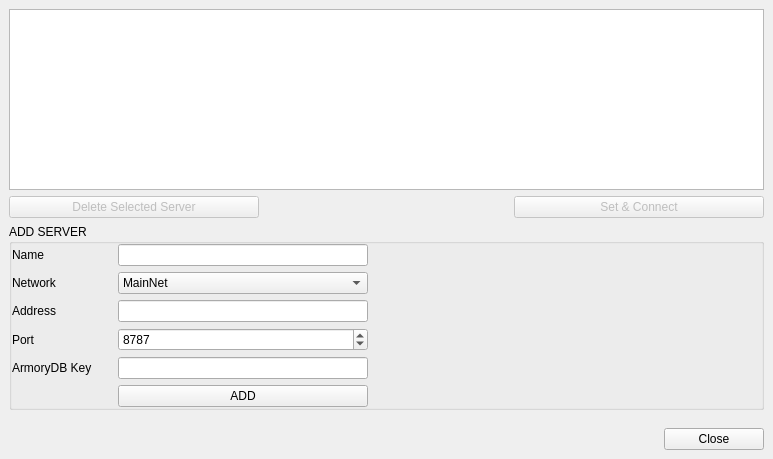
Above: BlockSettleUILib/ArmoryServersWidget.ui from BlockSettle/common before the change. Below: the same form after it.
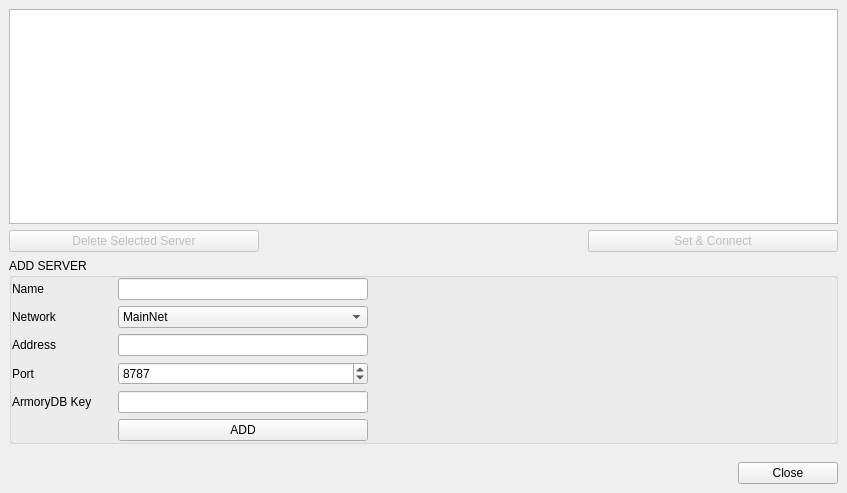
That is the form after the change. Icons and pictures are not drawn.

Diff of the .ui file:
```diff
--- a/BlockSettleUILib/ArmoryServersWidget.ui
+++ b/BlockSettleUILib/ArmoryServersWidget.ui
@@ -6,8 +6,8 @@
    <rect>
     <x>0</x>
     <y>0</y>
-    <width>773</width>
-    <height>459</height>
+    <width>847</width>
+    <height>493</height>
    </rect>
   </property>
   <property name="windowTitle">
```
